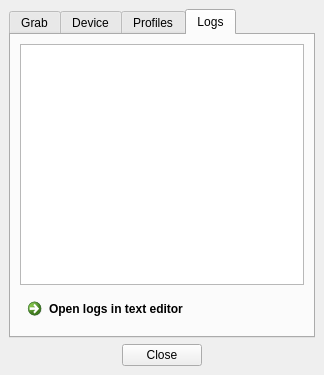
Old version of the form Software/src/mainwindow.ui in the repository Atarity/Lightpack.
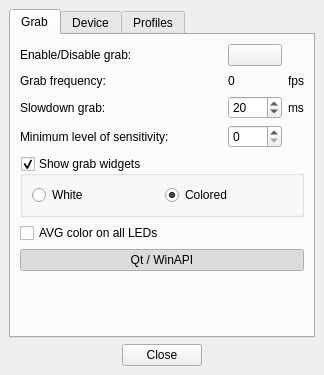
New version of the form. The open tabs and pages were chosen to show the change. Icons and pictures are not drawn.

```diff
--- a/Software/src/mainwindow.ui
+++ b/Software/src/mainwindow.ui
@@ -667,44 +667,6 @@
         </item>
        </layout>
       </widget>
-      <widget class="QWidget" name="tabLogs">
-       <property name="layoutDirection">
-        <enum>Qt::LeftToRight</enum>
-       </property>
-       <attribute name="title">
-        <string>Logs</string>
-       </attribute>
-       <layout class="QVBoxLayout" name="verticalLayout_4">
-        <item>
-         <widget class="QPlainTextEdit" name="plainTextLogs">
-          <property name="font">
-           <font>
-            <family>Courier New</family>
-           </font>
-          </property>
-          <property name="lineWrapMode">
-           <enum>QPlainTextEdit::NoWrap</enum>
-          </property>
-          <property name="readOnly">
-           <bool>true</bool>
-          </property>
-         </widget>
-        </item>
-        <item>
-         <widget class="QCommandLinkButton" name="commandLinkButton_OpenLogs">
-          <property name="text">
-           <string>Open logs in text editor</string>
-          </property>
-          <property name="checkable">
-           <bool>false</bool>
-          </property>
-          <property name="description">
-           <string/>
-          </property>
-         </widget>
-        </item>
-       </layout>
-      </widget>
      </widget>
     </item>
     <item>
```
Left out of the diff: 2 changed lines with no effect on the pictures.
